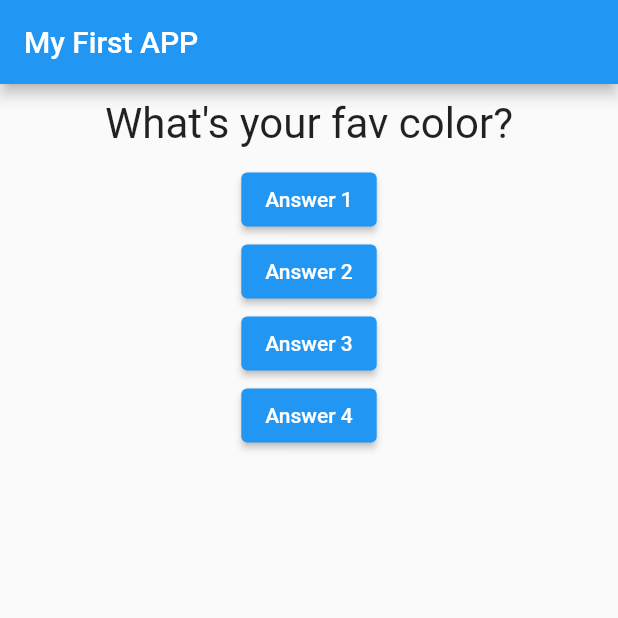
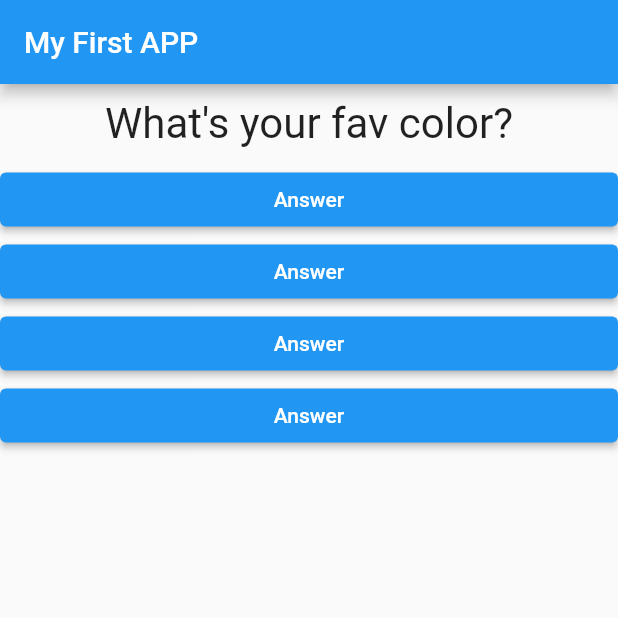
Before and after one commit to abhinav3254/Flutter-Application-01, a Flutter app: the screen it shows after launch, on a phone screen of 412 x 824 dp, the top half of it. Run offline on Flutter 3.47's test engine with Material 2 defaults, Android fonts, the phone set to English and light mode, and no system bars.

Commit message:
seperating everthing

```diff
--- /dev/null
+++ b/lib/answer.dart
@@ -0,0 +1,20 @@
+import 'package:flutter/material.dart';
+
+class Answer extends StatelessWidget {
+  final VoidCallback selectHandler;
+
+  Answer(this.selectHandler);
+
+  @override
+  Widget build(BuildContext context) {
+    return Container(
+      width: double.infinity,
+      child: ElevatedButton(
+        onPressed: selectHandler,
+        child: Text('Answer'),
+        style: ElevatedButton.styleFrom(
+            backgroundColor: Colors.blue, foregroundColor: Colors.white),
+      ),
+    );
+  }
+}
--- a/lib/main.dart
+++ b/lib/main.dart
@@ -1,5 +1,6 @@
 import 'package:flutter/material.dart';
 import './question.dart';
+import './answer.dart';
 
 void main() {
   runApp(MyApp());
@@ -16,7 +17,7 @@ class MyApp extends StatefulWidget {
 class _MyAppState extends State<MyApp> {
   int _index = 0;
 
-  void answerQuestion() {
+  void _answerQuestion() {
     setState(() {
       _index = _index + 1;
     });
@@ -37,22 +38,10 @@ class _MyAppState extends State<MyApp> {
         body: Column(
           children: [
             Question(questions[_index]),
-            ElevatedButton(
-              onPressed: (answerQuestion),
-              child: Text('Answer 1'),
-            ),
-            ElevatedButton(
-              onPressed: ((() => print('Answer'))),
-              child: Text('Answer 2'),
-            ),
-            ElevatedButton(
-              onPressed: answerQuestion,
-              child: Text('Answer 3'),
-            ),
-            ElevatedButton(
-              onPressed: answerQuestion,
-              child: Text('Answer 4'),
-            ),
+            Answer(_answerQuestion),
+            Answer(_answerQuestion),
+            Answer(_answerQuestion),
+            Answer(_answerQuestion),
           ],
         ),
       ),
```
